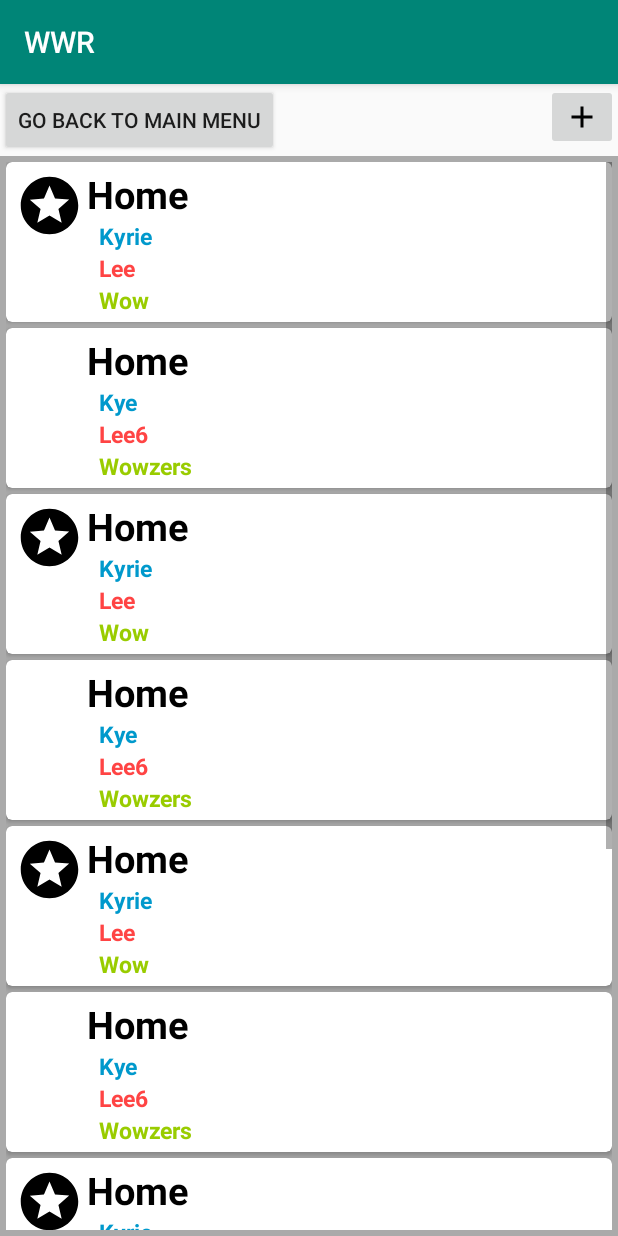
After one commit to UCSD-CSE-110-2020/team-project-team28, an Android app: the RouteScreen screen opened directly, with no data from a screen before it, on a phone screen of 412 x 824 dp. The commit adds this screen. Run offline under Robolectric (Android 15) with nearby library versions, the phone set to English and light mode, and no system bars.

Commit message:
Did initial setup but need to connect with Routes Page

```diff
--- a/app/src/main/AndroidManifest.xml
+++ b/app/src/main/AndroidManifest.xml
@@ -9,6 +9,7 @@
         android:roundIcon="@mipmap/ic_launcher_round"
         android:supportsRtl="true"
         android:theme="@style/AppTheme">
+        <activity android:name=".RouteScreen"></activity>
         <activity
             android:name=".MainActivity"
             android:label="@string/app_name"
--- a/app/src/main/java/com/example/wwr/MainActivity.java
+++ b/app/src/main/java/com/example/wwr/MainActivity.java
@@ -1,5 +1,6 @@
 package com.example.wwr;
 
+import android.content.Intent;
 import android.os.Bundle;
 
 import com.google.android.material.floatingactionbutton.FloatingActionButton;
@@ -11,6 +12,7 @@ import androidx.appcompat.widget.Toolbar;
 import android.view.View;
 import android.view.Menu;
 import android.view.MenuItem;
+import android.widget.Button;
 
 public class MainActivity extends AppCompatActivity {
 
@@ -21,14 +23,20 @@ public class MainActivity extends AppCompatActivity {
         Toolbar toolbar = findViewById(R.id.toolbar);
         setSupportActionBar(toolbar);
 
-        FloatingActionButton fab = findViewById(R.id.fab);
-        fab.setOnClickListener(new View.OnClickListener() {
+        Button button = (Button) findViewById(R.id.button);
+
+        button.setOnClickListener(new View.OnClickListener() {
             @Override
             public void onClick(View view) {
-                Snackbar.make(view, "Replace with your own action", Snackbar.LENGTH_LONG)
-                        .setAction("Action", null).show();
+                switchToRouteScreen();
             }
         });
+    }
+
+    public void switchToRouteScreen() {
+        Intent intent = new Intent(this, RouteScreen.class);
+        startActivity(intent);
+
     }
 
     @Override
--- /dev/null
+++ b/app/src/main/java/com/example/wwr/RouteScreen.java
@@ -0,0 +1,87 @@
+package com.example.wwr;
+
+import androidx.appcompat.app.AppCompatActivity;
+import androidx.recyclerview.widget.LinearLayoutManager;
+import androidx.recyclerview.widget.RecyclerView;
+
+import android.os.Bundle;
+import android.view.View;
+import android.widget.Button;
+
+import java.util.ArrayList;
+
+public class RouteScreen extends AppCompatActivity {
+    private RecyclerView routeScreenView;
+    private RecyclerView.Adapter routeAdapter;
+    private RecyclerView.LayoutManager routeLayoutManager;
+
+    ArrayList<RouteScreenList> routeList = new ArrayList<>();
+
+
+    @Override
+    protected void onCreate(Bundle savedInstanceState) {
+        super.onCreate(savedInstanceState);
+        setContentView(R.layout.activity_route_screen);
+
+//        ArrayList<RouteScreenList> routeList = new ArrayList<>();
+
+//        routeList.add(new RouteScreenList(R.drawable.ic_stars_black_24dp,
+//                "Kyire", "A", "B", "C"));
+//
+//        routeList.add(new RouteScreenList(R.drawable.ic_stars_black_24dp,
+//                "ro", "c", "a", "b"));
+
+        addToRouteList(true, "Home", "Kyrie", "Lee",
+                "Wow");
+        addToRouteList(false, "Home", "Kye", "Lee6",
+                "Wowzers");
+
+        addToRouteList(true, "Home", "Kyrie", "Lee",
+                "Wow");
+        addToRouteList(false, "Home", "Kye", "Lee6",
+                "Wowzers");
+        addToRouteList(true, "Home", "Kyrie", "Lee",
+                "Wow");
+        addToRouteList(false, "Home", "Kye", "Lee6",
+                "Wowzers");
+        addToRouteList(true, "Home", "Kyrie", "Lee",
+                "Wow");
+        addToRouteList(false, "Home", "Kye", "Lee6",
+                "Wowzers");
+        addToRouteList(true, "Home", "Kyrie", "Lee",
+                "Wow");
+        addToRouteList(false, "Home", "Kye", "Lee6",
+                "Wowzers");
+
+
+
+        routeScreenView = findViewById(R.id.routeScreen);
+        routeScreenView.setHasFixedSize(true);
+        routeLayoutManager = new LinearLayoutManager(this);
+        routeAdapter = new RouteScreenAdapter(routeList);
+
+        routeScreenView.setLayoutManager(routeLayoutManager);
+        routeScreenView.setAdapter(routeAdapter);
+
+        Button backToMainMenu = (Button) findViewById(R.id.backToMainMenuButton);
+
+        backToMainMenu.setOnClickListener(new View.OnClickListener() {
+            @Override
+            public void onClick(View view) {
+                finish();
+            }
+        });
+    }
+
+    public void addToRouteList(boolean isFavorite, String routeName, String text2,
+                         String text3, String text4) {
+
+        if (isFavorite) {
+            routeList.add(new RouteScreenList(R.drawable.ic_stars_black_24dp,
+                    routeName, text2, text3, text4));
+        } else {
+            routeList.add(new RouteScreenList(0,
+                    routeName, text2, text3, text4));
+        }
+    }
+}
--- /dev/null
+++ b/app/src/main/java/com/example/wwr/RouteScreenAdapter.java
@@ -0,0 +1,63 @@
+package com.example.wwr;
+
+import android.view.LayoutInflater;
+import android.view.View;
+import android.view.ViewGroup;
+import android.widget.ImageView;
+import android.widget.TextView;
+
+import androidx.annotation.NonNull;
+import androidx.recyclerview.widget.RecyclerView;
+
+import java.util.ArrayList;
+
+public class RouteScreenAdapter extends RecyclerView.Adapter<RouteScreenAdapter.RouteScreenViewHolder> {
+    private ArrayList<RouteScreenList> routeList;
+
+    public static class RouteScreenViewHolder extends RecyclerView.ViewHolder {
+        public ImageView image;
+        public TextView routeName;
+        public TextView mText2;
+        public TextView mText3;
+        public TextView mText4;
+
+
+        public RouteScreenViewHolder(View view) {
+            super(view);
+            image = view.findViewById(R.id.favorite);
+            routeName = view.findViewById(R.id.route_name);
+            mText2 = view.findViewById(R.id.text2);
+            mText3 = view.findViewById(R.id.text3);
+            mText4 = view.findViewById(R.id.text4);
+        }
+    }
+
+    public RouteScreenAdapter(ArrayList<RouteScreenList> routeList) {
+        this.routeList = routeList;
+    }
+
+    @NonNull
+    @Override
+    public RouteScreenViewHolder onCreateViewHolder(@NonNull ViewGroup parent, int viewType) {
+        View view = LayoutInflater.from(parent.getContext()).inflate
+                (R.layout.route_list, parent, false);
+        RouteScreenViewHolder viewHolder = new RouteScreenViewHolder(view);
+        return viewHolder;
+    }
+
+    @Override
+    public void onBindViewHolder(@NonNull RouteScreenViewHolder holder, int position) {
+        RouteScreenList currentRoute = routeList.get(position);
+
+        holder.image.setImageResource(currentRoute.getImage());
+        holder.routeName.setText(currentRoute.getRouteName());
+        holder.mText2.setText(currentRoute.getText2());
+        holder.mText3.setText(currentRoute.getText3());
+        holder.mText4.setText(currentRoute.getText4());
+    }
+
+    @Override
+    public int getItemCount() {
+        return routeList.size();
+    }
+}
--- /dev/null
+++ b/app/src/main/java/com/example/wwr/RouteScreenList.java
@@ -0,0 +1,38 @@
+package com.example.wwr;
+
+public class RouteScreenList {
+    private int image;
+    private String routeName;
+    private String text2;
+    private String text3;
+    private String text4;
+
+    public RouteScreenList(int imageResource, String routeName, String text2,
+                           String text3, String text4) {
+        this.image = imageResource;
+        this.routeName = routeName;
+        this.text2 = text2;
+        this.text3 = text3;
+        this.text4 = text4;
+    }
+
+    public int getImage() {
+        return this.image;
+    }
+
+    public String getRouteName() {
+        return this.routeName;
+    }
+
+    public String getText2() {
+        return this.text2;
+    }
+
+    public String getText3() {
+        return this.text3;
+    }
+
+    public String getText4() {
+        return this.text4;
+    }
+}
--- /dev/null
+++ b/app/src/main/res/drawable/ic_add_black_24dp.xml
@@ -0,0 +1,9 @@
+<vector xmlns:android="http://schemas.android.com/apk/res/android"
+        android:width="24dp"
+        android:height="24dp"
+        android:viewportWidth="24.0"
+        android:viewportHeight="24.0">
+    <path
+        android:fillColor="#FF000000"
+        android:pathData="M19,13h-6v6h-2v-6H5v-2h6V5h2v6h6v2z"/>
+</vector>
--- /dev/null
+++ b/app/src/main/res/drawable/ic_stars_black_24dp.xml
@@ -0,0 +1,9 @@
+<vector xmlns:android="http://schemas.android.com/apk/res/android"
+        android:width="24dp"
+        android:height="24dp"
+        android:viewportWidth="24.0"
+        android:viewportHeight="24.0">
+    <path
+        android:fillColor="#FF000000"
+        android:pathData="M11.99,2C6.47,2 2,6.48 2,12s4.47,10 9.99,10C17.52,22 22,17.52 22,12S17.52,2 11.99,2zM16.23,18L12,15.45 7.77,18l1.12,-4.81 -3.73,-3.23 4.92,-0.42L12,5l1.92,4.53 4.92,0.42 -3.73,3.23L16.23,18z"/>
+</vector>
--- a/app/src/main/res/layout/activity_main.xml
+++ b/app/src/main/res/layout/activity_main.xml
@@ -22,12 +22,12 @@
 
     <include layout="@layout/content_main" />
 
-    <com.google.android.material.floatingactionbutton.FloatingActionButton
-        android:id="@+id/fab"
+    <Button
+        android:id="@+id/button"
         android:layout_width="wrap_content"
         android:layout_height="wrap_content"
-        android:layout_gravity="bottom|end"
-        android:layout_margin="@dimen/fab_margin"
-        app:srcCompat="@android:drawable/ic_dialog_email" />
+        android:text="Button"
+        android:layout_gravity="center"/>
+
 
 </androidx.coordinatorlayout.widget.CoordinatorLayout>
--- /dev/null
+++ b/app/src/main/res/layout/activity_route_screen.xml
@@ -0,0 +1,35 @@
+<?xml version="1.0" encoding="utf-8"?>
+<RelativeLayout xmlns:android="http://schemas.android.com/apk/res/android"
+    xmlns:app="http://schemas.android.com/apk/res-auto"
+    xmlns:tools="http://schemas.android.com/tools"
+    android:layout_width="match_parent"
+    android:layout_height="match_parent"
+    tools:context=".RouteScreen">
+
+    <androidx.recyclerview.widget.RecyclerView
+        android:id="@+id/routeScreen"
+        android:layout_width="match_parent"
+        android:layout_height="match_parent"
+        android:padding="4dp"
+        android:background="@android:color/darker_gray"
+        android:scrollbars="vertical"
+        android:layout_below="@id/backToMainMenuButton"
+        />
+
+    <Button
+        android:id="@+id/backToMainMenuButton"
+        android:layout_width="wrap_content"
+        android:layout_height="wrap_content"
+        android:text="Go Back To Main Menu" />
+
+    <ImageButton
+        android:id="@+id/addRoute"
+        android:layout_width="wrap_content"
+        android:layout_height="wrap_content"
+        android:layout_marginLeft="175dp"
+        android:layout_alignParentTop="true"
+        android:layout_alignParentRight="true"
+        android:src="@drawable/ic_add_black_24dp"
+        />
+
+</RelativeLayout>
--- /dev/null
+++ b/app/src/main/res/layout/route_list.xml
@@ -0,0 +1,74 @@
+<?xml version="1.0" encoding="utf-8"?>
+<androidx.cardview.widget.CardView xmlns:android="http://schemas.android.com/apk/res/android"
+    android:layout_width="match_parent"
+    android:layout_height="wrap_content"
+    xmlns:app="http://schemas.android.com/apk/res-auto"
+    app:cardCornerRadius="4dp"
+    android:layout_marginBottom="4dp">
+
+    <RelativeLayout
+        android:layout_width="match_parent"
+        android:layout_height="match_parent"
+        android:layout_margin="4dp">
+
+        <ImageView
+            android:layout_width="50dp"
+            android:layout_height="50dp"
+            android:padding="2dp"
+            android:id="@+id/favorite" />
+
+        <TextView
+            android:id="@+id/route_name"
+            android:layout_width="wrap_content"
+            android:layout_height="wrap_content"
+            android:text="Line1"
+            android:textSize="25sp"
+            android:textStyle="bold"
+            android:textColor="@android:color/black"
+            android:layout_alignParentTop="true"
+            android:layout_toEndOf="@+id/favorite"
+            />
+
+        <TextView
+            android:id="@+id/text2"
+            android:layout_width="wrap_content"
+            android:layout_height="wrap_content"
+            android:layout_below="@id/route_name"
+            android:layout_marginStart="8dp"
+            android:layout_marginTop="0dp"
+            android:text="Line2"
+            android:textColor="@android:color/holo_blue_dark"
+            android:textSize="15sp"
+            android:textStyle="bold"
+            android:layout_toEndOf="@+id/favorite"/>
+
+        <TextView
+            android:layout_width="wrap_content"
+            android:layout_height="wrap_content"
+            android:layout_below="@id/text2"
+            android:layout_marginStart="8dp"
+            android:text="Line3"
+            android:textColor="@android:color/holo_red_light"
+            android:textSize="15sp"
+            android:textStyle="bold"
+            android:id="@+id/text3"
+            android:layout_toEndOf="@+id/favorite"
+            />
+
+        <TextView
+            android:layout_width="wrap_content"
+            android:layout_height="wrap_content"
+            android:layout_below="@id/text3"
+            android:layout_marginStart="8dp"
+            android:text="Line4"
+            android:textColor="@android:color/holo_green_light"
+            android:textSize="15sp"
+            android:textStyle="bold"
+            android:id="@+id/text4"
+            android:layout_toEndOf="@+id/favorite"
+            />
+
+    </RelativeLayout>
+
+
+</androidx.cardview.widget.CardView>
--- a/build.gradle
+++ b/build.gradle
@@ -18,6 +18,9 @@ allprojects {
     repositories {
         google()
         jcenter()
+        maven {
+            url "https://maven.google.com"
+        }
 
     }
 }
```
Also changed, not shown: 2 other files.
